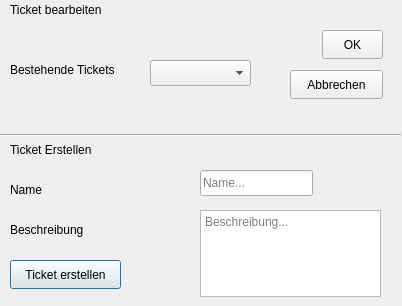
The window that tiketwahl.ui (Juanmut2003/docucheck) describes before a commit, drawn with Qt 5.
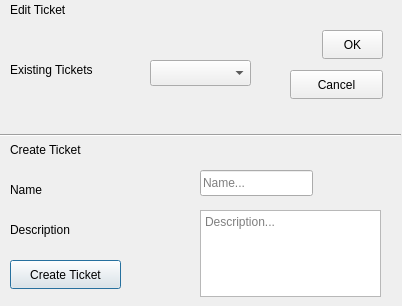
The same window after the commit.

```diff
--- a/tiketwahl.ui
+++ b/tiketwahl.ui
@@ -23,7 +23,7 @@
     </rect>
    </property>
    <property name="text">
-    <string>Bestehende Tickets</string>
+    <string>Existing Tickets</string>
    </property>
   </widget>
   <widget class="QComboBox" name="comboBoxBestehendeTickets">
@@ -59,7 +59,7 @@
     </rect>
    </property>
    <property name="text">
-    <string>Ticket Erstellen</string>
+    <string>Create Ticket</string>
    </property>
   </widget>
   <widget class="QLabel" name="label_3">
@@ -85,7 +85,7 @@
     </rect>
    </property>
    <property name="text">
-    <string>Beschreibung</string>
+    <string>Description</string>
    </property>
   </widget>
   <widget class="QLineEdit" name="lineEdit">
@@ -111,7 +111,7 @@
     </rect>
    </property>
    <property name="placeholderText">
-    <string>Beschreibung...</string>
+    <string>Description...</string>
    </property>
   </widget>
   <widget class="QPushButton" name="pushButton">
@@ -124,7 +124,7 @@
     </rect>
    </property>
    <property name="text">
-    <string>Ticket erstellen</string>
+    <string>Create Ticket</string>
    </property>
   </widget>
   <widget class="QLabel" name="label_5">
@@ -137,7 +137,7 @@
     </rect>
    </property>
    <property name="text">
-    <string>Ticket bearbeiten</string>
+    <string>Edit Ticket</string>
    </property>
   </widget>
   <widget class="QPushButton" name="pushButtonOK">
@@ -163,7 +163,7 @@
     </rect>
    </property>
    <property name="text">
-    <string>Abbrechen</string>
+    <string>Cancel</string>
    </property>
   </widget>
  </widget>
```
Left out of the diff: 2 changed lines with no effect on the pictures.
